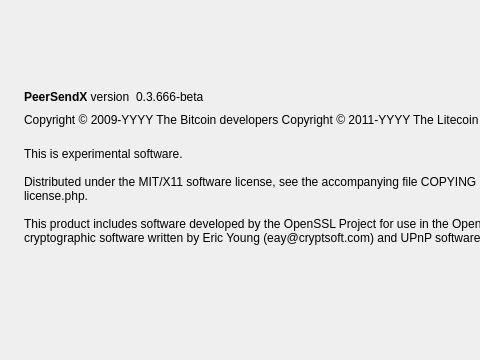
Vitalik-Hakim/PeerSendX, file src/qt/forms/aboutdialog.ui: the form before one commit; both pictures show x 0 to 480 and y 0 to 360 of the 777 by 360 pixel window.
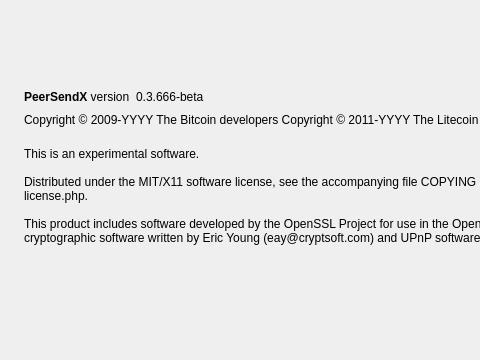
The form after the commit. Icons and pictures are not drawn.

The edit to the form file:
```diff
--- a/src/qt/forms/aboutdialog.ui
+++ b/src/qt/forms/aboutdialog.ui
@@ -110,7 +110,7 @@
        </property>
        <property name="text">
         <string>
-This is experimental software.
+This is an experimental software.
 
 Distributed under the MIT/X11 software license, see the accompanying file COPYING or http://www.opensource.org/licenses/mit-license.php.
 
```
